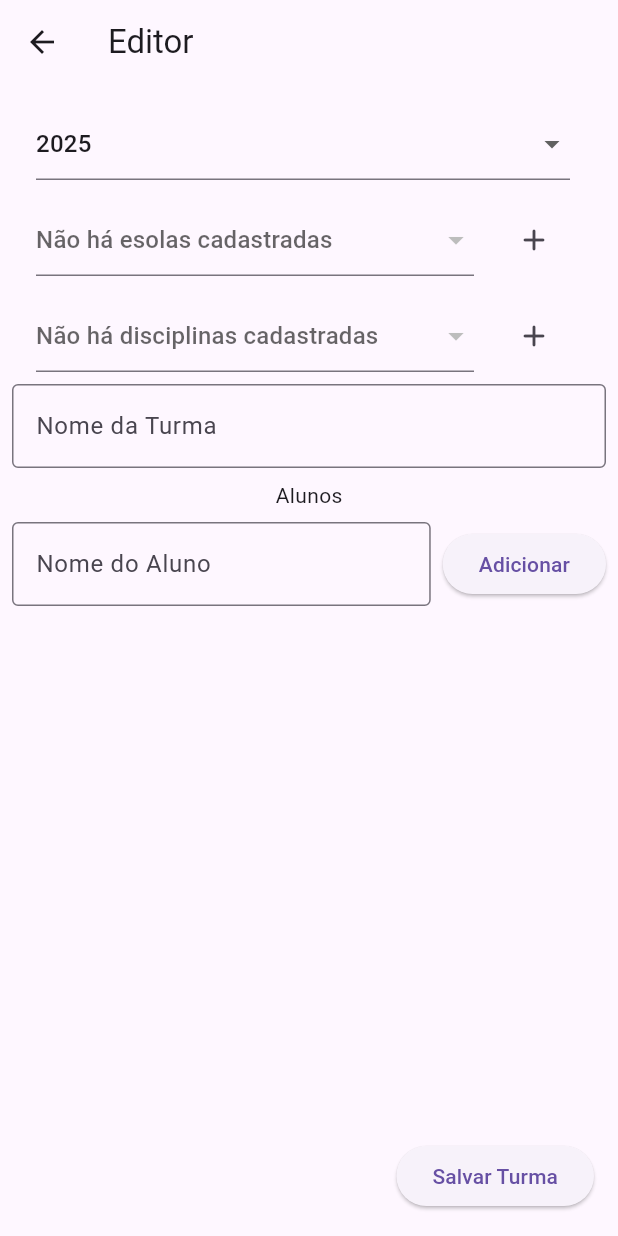
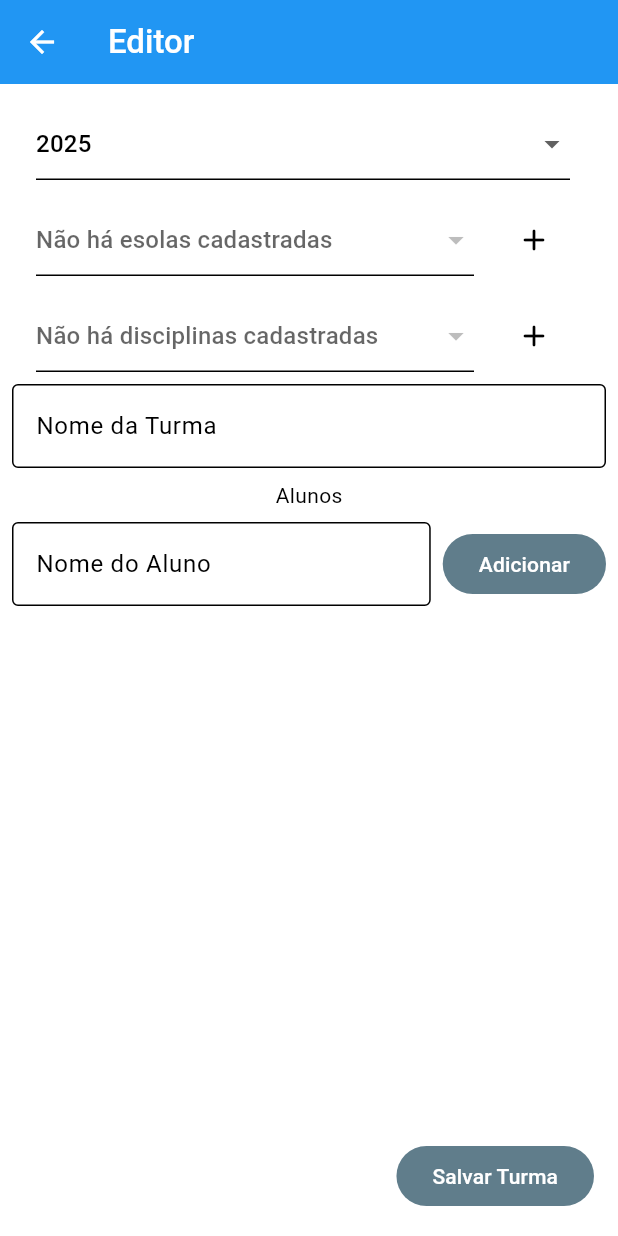
Before and after one commit to Dev-Henrique/gestao-de-notas, a Flutter app: the screen it shows after launch, after a tap on "Não há turmas, deseja criar?", on a phone screen of 412 x 824 dp. Run offline on Flutter 3.47's test engine with Material 3 defaults, Android fonts, the phone set to English and light mode, and no system bars; our stand-ins replace shared_preferences.

Commit message:
style - design colors

```diff
--- a/lib/src/my_app.dart
+++ b/lib/src/my_app.dart
@@ -11,7 +11,27 @@ class MyApp extends StatelessWidget {
   Widget build(BuildContext context) {
     return MaterialApp(
       title: 'Gestão de Notas',
+      debugShowCheckedModeBanner: false,
+      theme: ThemeData(
+        useMaterial3: true,
+        appBarTheme: AppBarTheme(
+          backgroundColor: Colors.blue,
+          foregroundColor: Colors.white,
+        ),
+        textButtonTheme: TextButtonThemeData(
+          style: ButtonStyle(
+            foregroundColor: WidgetStatePropertyAll(Colors.green),
+          ),
+        ),
 
+        colorScheme: ColorScheme.light(
+          primary: Colors.blueGrey,
+          secondary: Colors.green,
+        ),
+        textTheme: TextTheme(
+          titleLarge: TextStyle(fontWeight: FontWeight.w500),
+        ),
+      ),
       routes: {
         '/': (context) => const HomePage(),
         '/disciplinas': (context) => const CrudDisciplinaPage(),
--- a/lib/src/view/home/crud_turma/editor_de_turma/editor_de_turma_page.dart
+++ b/lib/src/view/home/crud_turma/editor_de_turma/editor_de_turma_page.dart
@@ -221,7 +221,7 @@ class _EditorDeTurmaPageState extends State<EditorDeTurmaPage> {
                         ),
                       ),
                     ),
-                    ElevatedButton(
+                    FilledButton(
                       onPressed: () {
                         if (_formKeyStudent.currentState!.validate()) {
                           _formKeyStudent.currentState!.save();
@@ -251,13 +251,13 @@ class _EditorDeTurmaPageState extends State<EditorDeTurmaPage> {
                                         'Deseja remover o Aluno ${listaDeAlunos[index]}?',
                                       ),
                                       actions: [
-                                        ElevatedButton(
+                                        FilledButton(
                                           onPressed: () {
                                             Navigator.of(context).pop();
                                           },
                                           child: Text('Cancelar'),
                                         ),
-                                        ElevatedButton(
+                                        FilledButton(
                                           onPressed: () {
                                             _viewModel.removeAluno(index);
                                             Navigator.of(context).pop();
@@ -282,7 +282,7 @@ class _EditorDeTurmaPageState extends State<EditorDeTurmaPage> {
           );
         },
       ),
-      floatingActionButton: ElevatedButton(
+      floatingActionButton: FilledButton(
         onPressed: () {
           if (_formKeyName.currentState!.validate()) {
             _formKeyName.currentState!.save();
--- a/lib/src/view/home/home_page.dart
+++ b/lib/src/view/home/home_page.dart
@@ -67,7 +67,7 @@ class _HomePageState extends State<HomePage> {
           ],
         ),
       ),
-      appBar: AppBar(title: const Text('Gestão de Notas')),
+      appBar: AppBar(title: const Text('Gestão de Notas'), centerTitle: true),
       body: ValueListenableBuilder(
         valueListenable: _viewModel.isLoading,
         builder: (context, isLoading, _) {
@@ -235,13 +235,13 @@ class _HomePageState extends State<HomePage> {
                                           'Deseja remover a turma ${listaDeTurmas[index]}?',
                                         ),
                                         actions: [
-                                          ElevatedButton(
+                                          FilledButton(
                                             onPressed: () {
                                               Navigator.of(context).pop();
                                             },
                                             child: Text('Cancelar'),
                                           ),
-                                          ElevatedButton(
+                                          FilledButton(
                                             onPressed: () {
                                               _viewModel.removerTurma(index);
                                               Navigator.of(context).pop();
```
Also changed, not shown: lib/src/view/home/crud_diciplina/crud_disciplina_page.dart (+9 -1 lines), lib/src/view/home/crud_escola/crud_escola_page.dart (+9 -1 lines), lib/src/view/home/crud_turma/crud_turma_page.dart (+4 -4 lines), lib/src/view/tabela/tabela_page.dart (+18 -34 lines).
